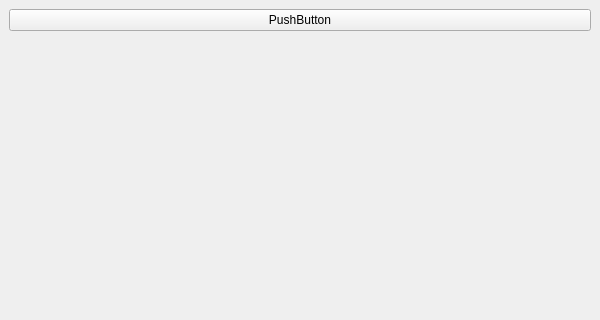
alkokovad/Yellow-circles, file UI.ui: the form before one commit; both pictures show x 0 to 600 and y 0 to 320 of the 600 by 600 pixel window.
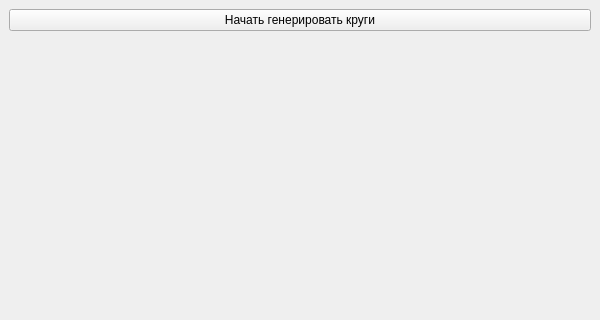
The form after the commit.

Commit message: жёлтые круги и git 25.11.2020

Diff of the .ui file:
```diff
--- a/UI.ui
+++ b/UI.ui
@@ -26,7 +26,7 @@
       <item>
        <widget class="QPushButton" name="pushButton">
         <property name="text">
-         <string>PushButton</string>
+         <string>Начать генерировать круги</string>
         </property>
        </widget>
       </item>
```
The commit also changes 1 other file.
